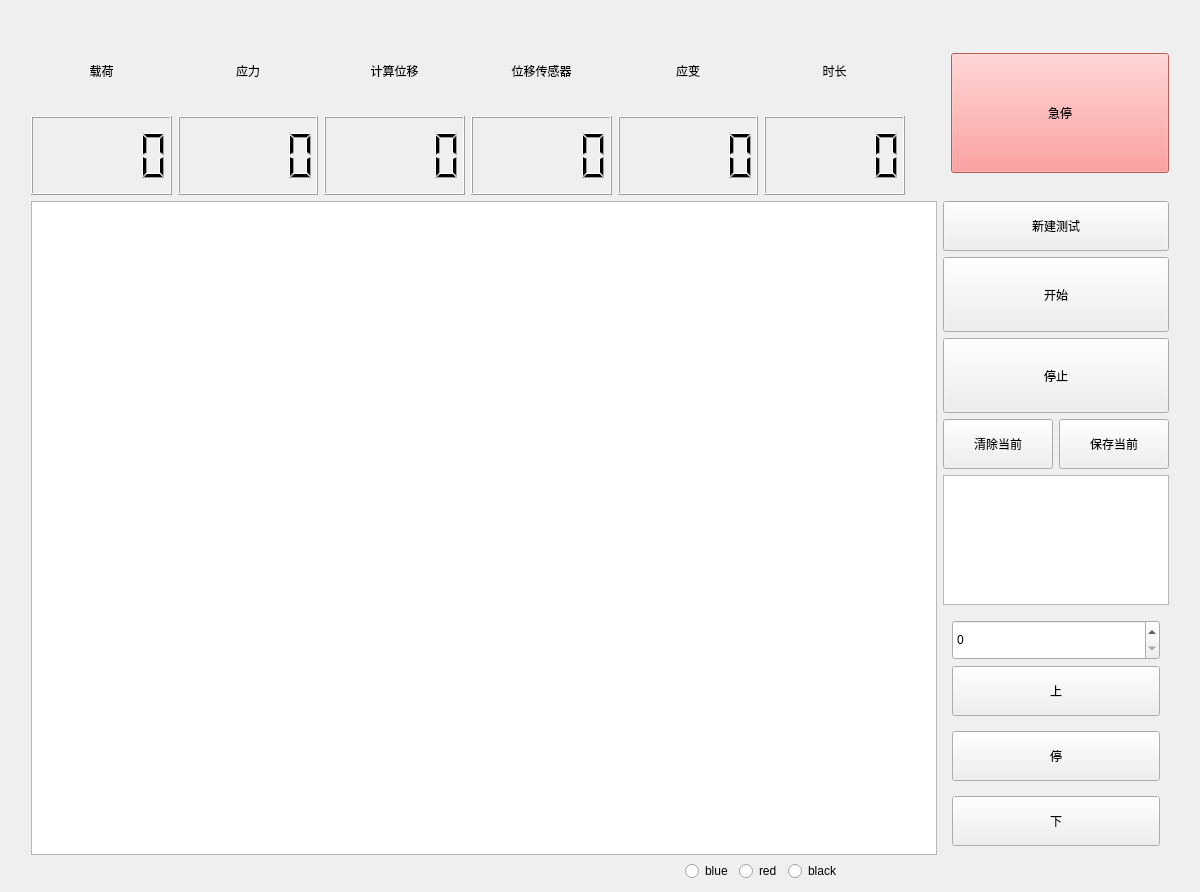
First picture: the form in test_window.ui, repository Mr-tang0/Qt_based_MG_stepper_motor_operating_system, before the edit.
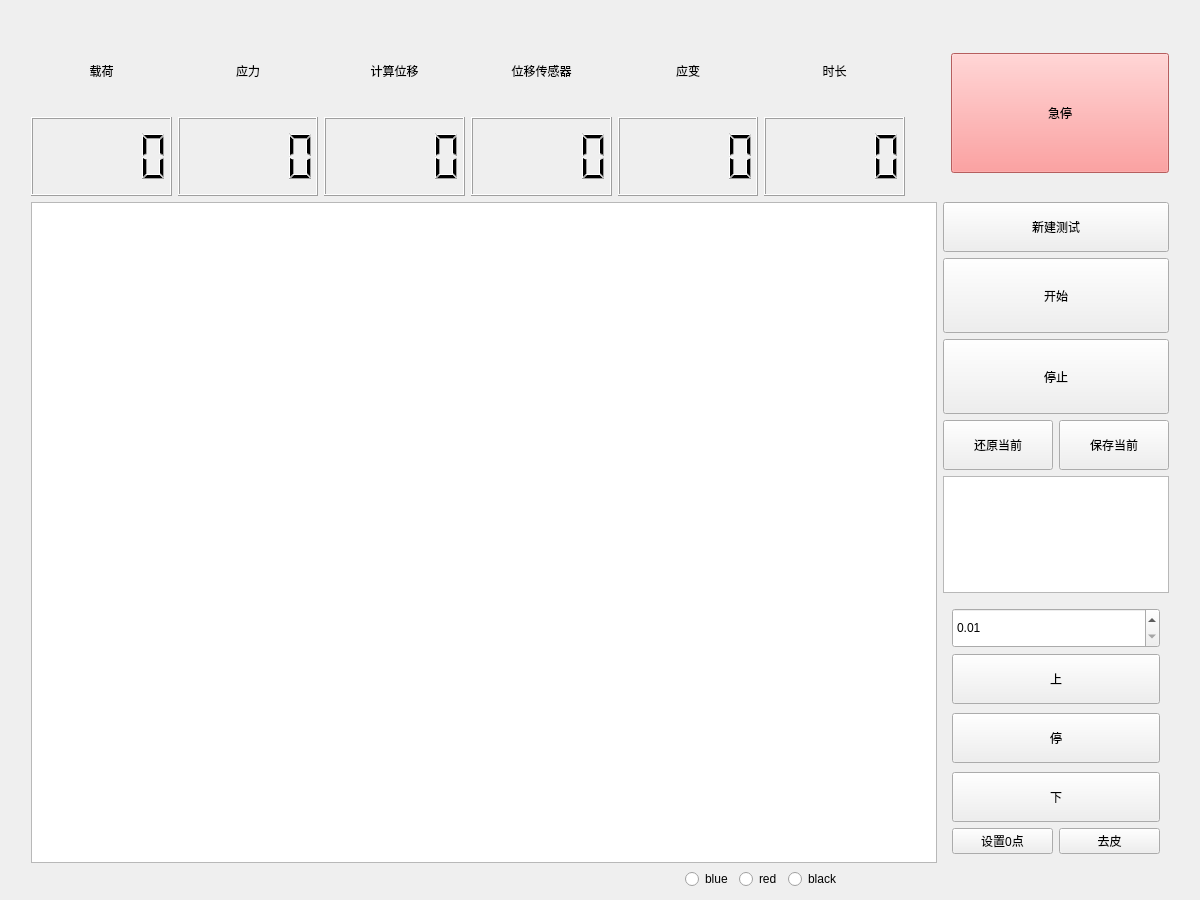
Second picture: the form after the edit. Custom widgets are drawn as their Qt base class.

Patch:
```diff
--- a/test_window.ui
+++ b/test_window.ui
@@ -7,7 +7,7 @@
     <x>0</x>
     <y>0</y>
     <width>1200</width>
-    <height>892</height>
+    <height>900</height>
    </rect>
   </property>
   <property name="windowTitle">
@@ -286,7 +286,7 @@
                 <string notr="true">font: 10pt &quot;幼圆&quot;;</string>
                </property>
                <property name="text">
-                <string>清除当前</string>
+                <string>还原当前</string>
                </property>
               </widget>
              </item>
@@ -321,13 +321,19 @@
               <item>
                <layout class="QHBoxLayout" name="horizontalLayout_2">
                 <item>
-                 <widget class="QSpinBox" name="spinBox">
+                 <widget class="QDoubleSpinBox" name="matulSpeed">
                   <property name="minimumSize">
                    <size>
                     <width>100</width>
                     <height>40</height>
                    </size>
                   </property>
+                  <property name="minimum">
+                   <double>0.010000000000000</double>
+                  </property>
+                  <property name="maximum">
+                   <double>5.000000000000000</double>
+                  </property>
                  </widget>
                 </item>
                </layout>
@@ -408,6 +414,24 @@
               </item>
              </layout>
             </item>
+            <item row="2" column="0">
+             <layout class="QHBoxLayout" name="horizontalLayout_6">
+              <item>
+               <widget class="QPushButton" name="setLengthZero">
+                <property name="text">
+                 <string>设置0点</string>
+                </property>
+               </widget>
+              </item>
+              <item>
+               <widget class="QPushButton" name="setWeighZero">
+                <property name="text">
+                 <string>去皮</string>
+                </property>
+               </widget>
+              </item>
+             </layout>
+            </item>
            </layout>
           </widget>
          </item>
```
